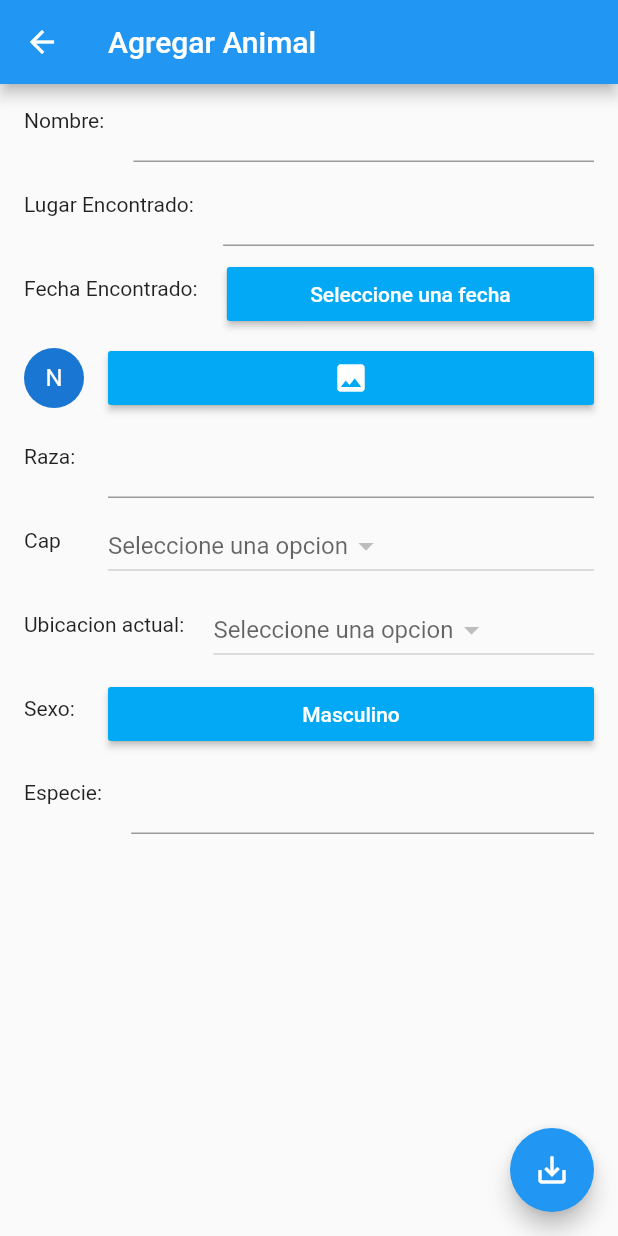
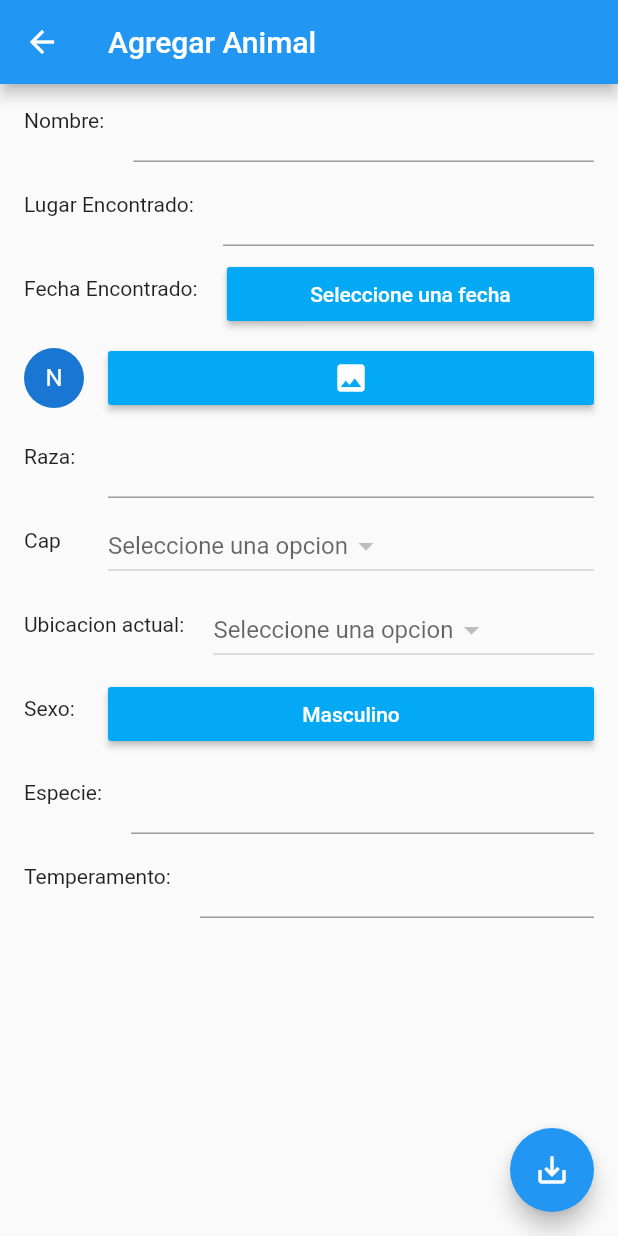
Before and after one commit to MateSape/Bicheros-FrontMobile, a Flutter app: the AddAnimalPage screen opened directly with empty values, after a tap on the "save alt" icon, on a phone screen of 412 x 824 dp. Run offline on Flutter 3.47's test engine with Material 2 defaults, Android fonts, the phone set to English and light mode, and no system bars; our stand-ins replace dio, flutter_spinkit, image_picker; network calls fail.

```diff
--- a/lib/AddAnimalPage.dart
+++ b/lib/AddAnimalPage.dart
@@ -24,6 +24,7 @@ class AddAnimalPageState extends State<AddAnimalPage> {
   var gender = false;
   var dropdownValue;
   var dropdownValue2;
+  var temperamento = new TextEditingController();
 
   var dropdownButton;
   List<DropdownMenuItem<String>> caps = [];
@@ -68,7 +69,6 @@ class AddAnimalPageState extends State<AddAnimalPage> {
   Future getVets() async {
     var response = await dio.get('veterinaria/',
         options: Options(headers: {"Authorization": "Token ${widget.token}"}));
-    print(response.data);
     setState(() {
       vets.add(DropdownMenuItem(
         child: Text("Ninguno."),
@@ -179,7 +179,6 @@ class AddAnimalPageState extends State<AddAnimalPage> {
               value: dropdownValue,
               items: caps.length == 0 ? null :  caps,
               onChanged: (value) {
-                print (value);
                 setState(() {
                   dropdownValue = value;
                 });
@@ -192,7 +191,6 @@ class AddAnimalPageState extends State<AddAnimalPage> {
               value: dropdownValue2,
               items: vets.length == 0 ? null :  vets,
               onChanged: (value) {
-                print (value);
                 setState(() {
                   dropdownValue2 = value;
                 });
@@ -223,6 +221,12 @@ class AddAnimalPageState extends State<AddAnimalPage> {
               controller: species,
             ),
           ),
+          ListTile(
+            leading: Text("Temperamento: "),
+            title: TextField(
+              controller: temperamento,
+            ),
+          ),
         ],
       ),
       floatingActionButton: FloatingActionButton(
@@ -230,6 +234,7 @@ class AddAnimalPageState extends State<AddAnimalPage> {
           FormData formData = new FormData.from({
             "name": name.text,
             "race": race.text,
+            "temperamento": temperamento.text,
             "date_founded": dateFounded.year.toString() +
                 "-" +
                 dateFounded.month.toString() +
--- a/lib/detail_page.dart
+++ b/lib/detail_page.dart
@@ -33,6 +33,7 @@ class _DetailPageState extends State<DetailPage> {
   var gender;
   var placeFounded = new TextEditingController();
   var species = new TextEditingController();
+  var temperamento = new TextEditingController();
   var editMode = false;
   var ica;
 
@@ -147,6 +148,7 @@ class _DetailPageState extends State<DetailPage> {
       Text("Ubicacion actual: " + (vet == null ? " Ninguna." : vet["name"])),
       Text("Sexo: ${ica["gender"]}"),
       Text("Especie: ${ica["species"]}"),
+      Text("Temperamento: ${ica["temperamento"]}"),
     ];
 
     return ListView.separated(
@@ -194,6 +196,7 @@ class _DetailPageState extends State<DetailPage> {
       }else{
         vetValue = ica["veterinaria"].toString();
       }
+      temperamento.text = ica["temperamento"];
     }
     return editMode == false ? _renderAnimalDetail() : _renderAnimalEdit();
   }
@@ -243,7 +246,6 @@ class _DetailPageState extends State<DetailPage> {
           value: vetValue,
           items: vets.length == 0 ? null :  vets,
           onChanged: (value) {
-            print (value);
             setState(() {
               vetValue = value;
             });
@@ -272,6 +274,12 @@ class _DetailPageState extends State<DetailPage> {
         leading: Text("Especie"),
         title: TextField(
           controller: species,
+        ),
+      ),
+      ListTile(
+        leading: Text("Temperamento"),
+        title: TextField(
+          controller: temperamento,
         ),
       ),
       ListTile(
@@ -372,7 +380,6 @@ class _DetailPageState extends State<DetailPage> {
           ? null
           : FloatingActionButton(
               onPressed: () {
-                print(capValue);
                 if (newImage == null) {
                   formData = new FormData.from({
                     "name": name.text,
```
